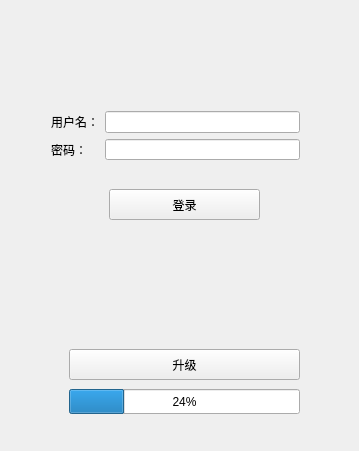
Before: the Qt Designer form mainwindow.ui in svenzhang2016/transportationControl, drawn with Qt 5.
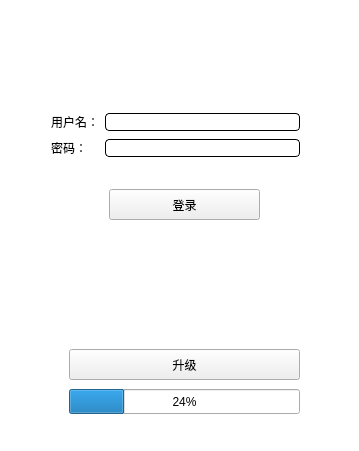
After: the same form once the commit is applied. Icons and pictures are not drawn.

Commit message: set ui css original

The edit to the form file:
```diff
--- a/mainwindow.ui
+++ b/mainwindow.ui
@@ -13,6 +13,16 @@
   <property name="windowTitle">
    <string>RemoteTC</string>
   </property>
+  <property name="styleSheet">
+   <string notr="true">QLineEdit{
+	border-style: solid;
+	border-width: 1px;
+	border-radius: 4px;
+}
+QMainWindow{
+	background-color: white;
+}</string>
+  </property>
   <widget class="QWidget" name="centralWidget">
    <widget class="QPushButton" name="pushButton">
     <property name="geometry">
```
